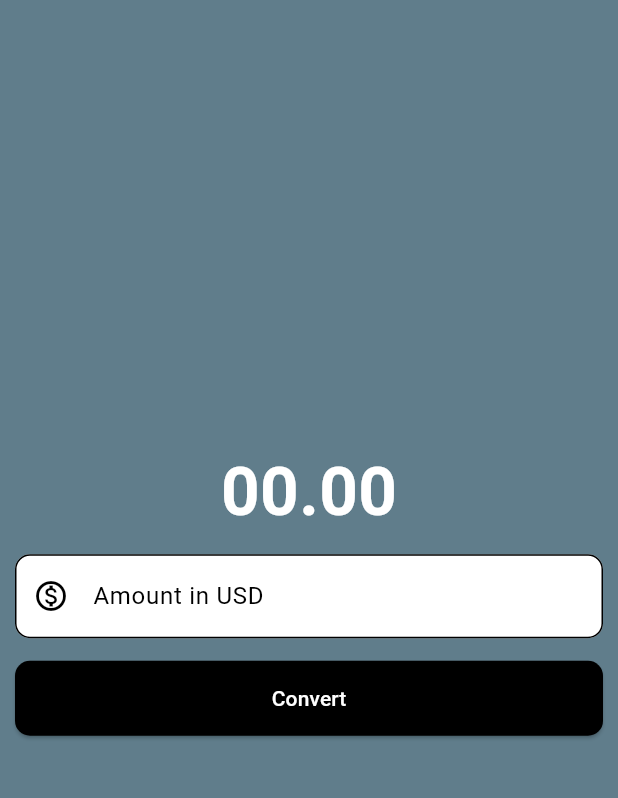
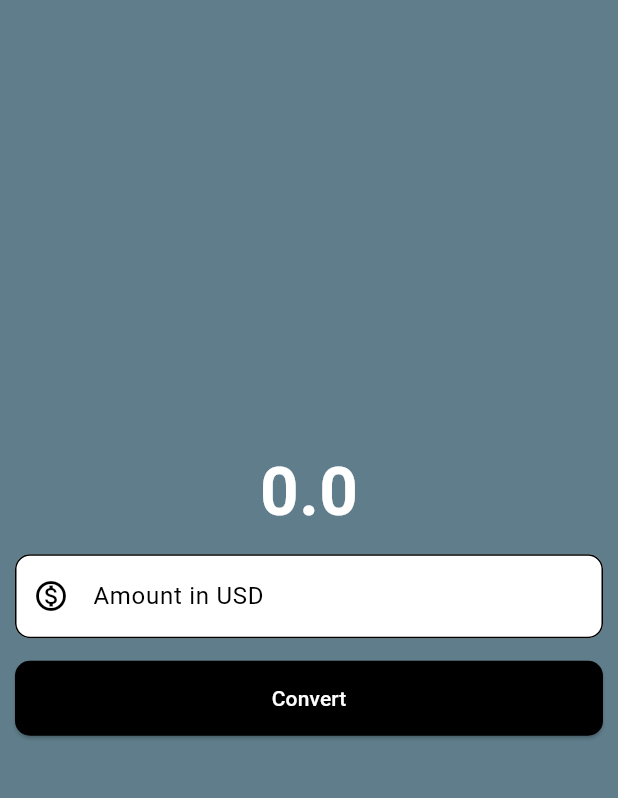
Before and after one commit to whybhav360/Currency_Converter, a Flutter app: the screen it shows after launch, after a tap on "Convert", on a phone screen of 412 x 824 dp, the part 63-861 px from its top. Run offline on Flutter 3.47's test engine with Material 3 defaults, Android fonts, the phone set to English and light mode, and no system bars.

Commit message:
First Commit

```diff
--- a/lib/main.dart
+++ b/lib/main.dart
@@ -20,7 +20,7 @@ class MyApp extends StatelessWidget{
 
   @override
   Widget build(BuildContext context) {
-    return const MaterialApp(
+    return MaterialApp(
       home: MatPage()
     );
   }
--- a/lib/mat_page.dart
+++ b/lib/mat_page.dart
@@ -1,11 +1,22 @@
-import 'package:flutter/foundation.dart';
 import 'package:flutter/material.dart';
 
-class MatPage extends StatelessWidget {
+class MatPage extends StatefulWidget {
   const MatPage({super.key});
 
   @override
+  State<MatPage> createState() =>
+      _MatPageState();
+}
+
+class _MatPageState
+    extends State<MatPage> {
+  double result = 0;
+  final TextEditingController textEditingController = TextEditingController();
+
+
+  @override
   Widget build(BuildContext context) {
+    double result =0;
     final border = OutlineInputBorder(
       borderSide: BorderSide(width: 1.0, style: BorderStyle.solid),
       borderRadius: BorderRadius.all(Radius.circular(10)),
@@ -25,9 +36,9 @@ class MatPage extends StatelessWidget {
         child: Column(
           mainAxisAlignment: .center,
           children: [
-            const Text(
-              '00.00',
-              style: TextStyle(
+            Text(
+              result.toString(),
+              style: const TextStyle(
                 fontSize: 45,
                 fontWeight: .bold,
                 color: Colors.white,
@@ -36,6 +47,7 @@ class MatPage extends StatelessWidget {
             Padding(
               padding: const EdgeInsets.all(10),
               child: TextField(
+                controller: textEditingController,
                 style: const TextStyle(color: Colors.black),
                 keyboardType: TextInputType.numberWithOptions(decimal: true),
                 decoration: InputDecoration(
@@ -54,9 +66,7 @@ class MatPage extends StatelessWidget {
               padding: const EdgeInsets.fromLTRB(10, 5, 10, 10),
               child: ElevatedButton(
                 onPressed: () {
-                  if (kDebugMode) {
-                    print("Button again Pressed");
-                  }
+                  result = double.parse(textEditingController.text)*81;
                 },
                 style: TextButton.styleFrom(
                   backgroundColor: Colors.black,
```
